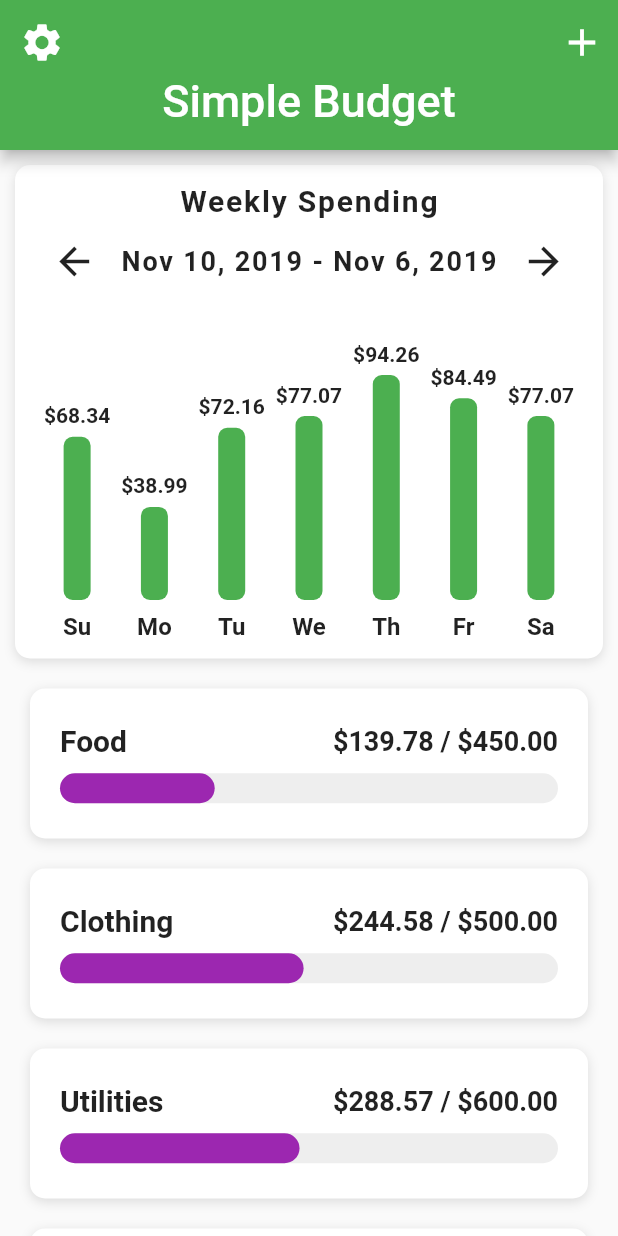
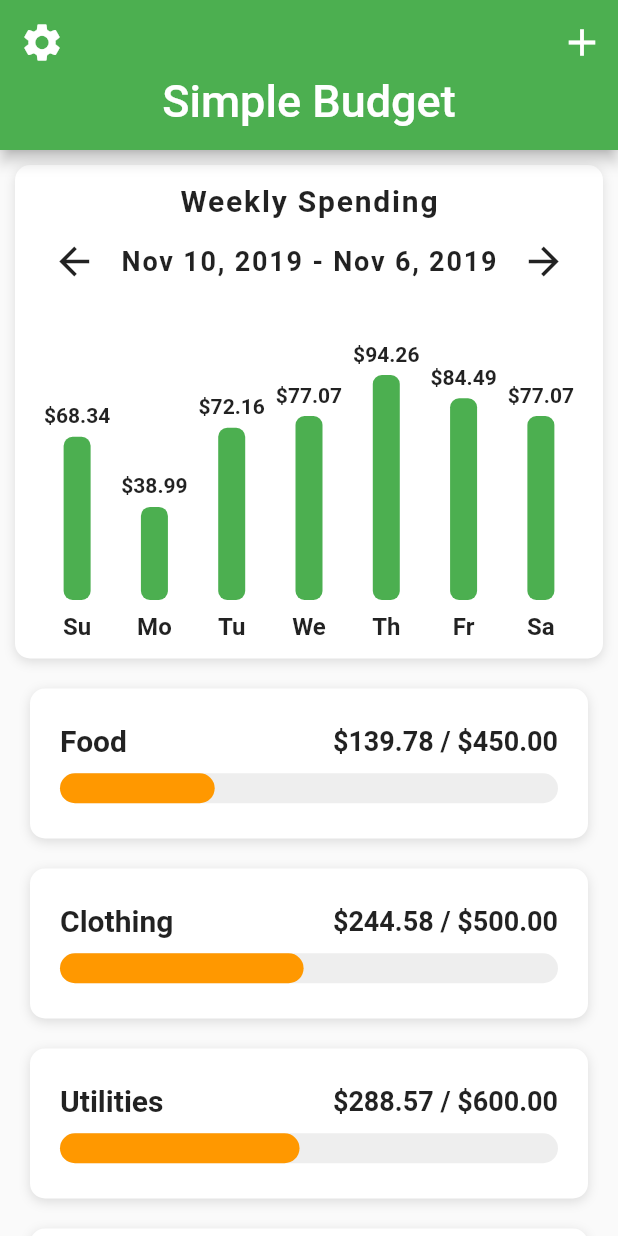
Before and after one commit to usamamanzoor07/flutter_budget_ui, a Flutter app: the screen it shows after launch, on a phone screen of 412 x 824 dp. Run offline on Flutter 3.47's test engine with Material 2 defaults, Android fonts, the phone set to English and light mode, and no system bars.

Commit message:
Middle range Color Changed from purple to orange.

```diff
--- a/lib/helpers/color_helper.dart
+++ b/lib/helpers/color_helper.dart
@@ -4,7 +4,7 @@ Color getColor(BuildContext context, double percent){
   if(percent >= 0.50){
     return Theme.of(context).primaryColor;
   }else if(percent >= 0.25){
-    return Colors.purple;
+    return Colors.orange;
   }
   return Colors.red;
 }
```
